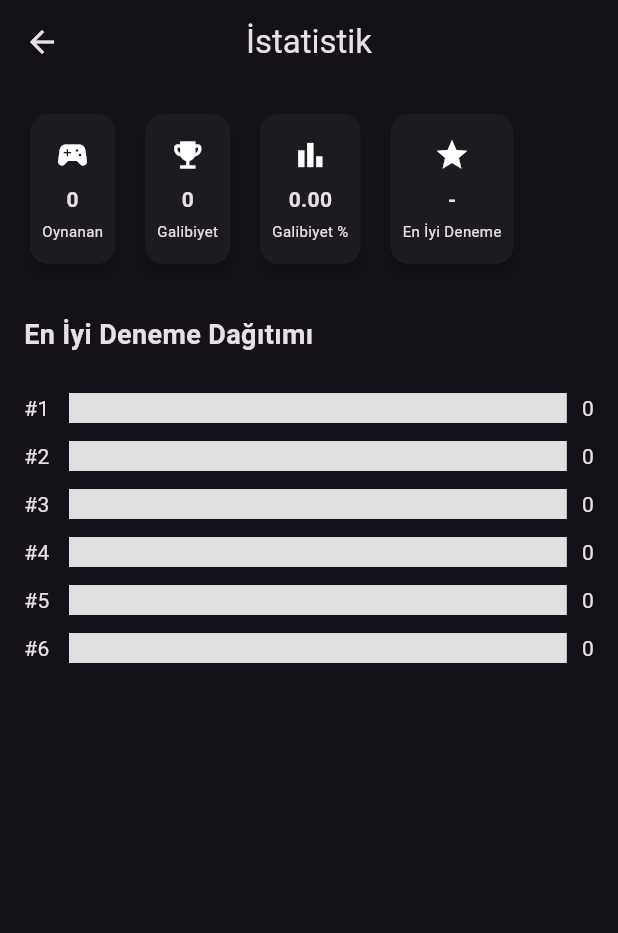
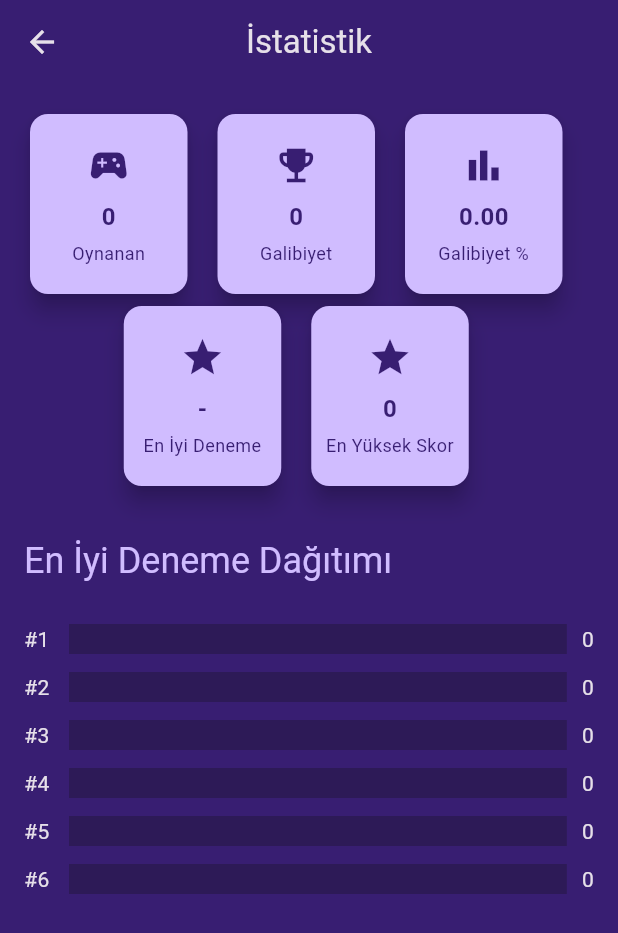
Before and after one commit to sryldrm/gorselProje, a Flutter app: the StatisticScreen screen opened directly, on a phone screen of 412 x 824 dp. Shown: the top 933 px of the screen. Run offline on Flutter 3.47's test engine with Material 3 defaults, Android fonts, the phone set to English and light mode, and no system bars; our stand-ins replace audioplayers, shared_preferences; accounts and stored records are empty.

Commit message:
Değişiklikler yapıldı

```diff
--- a/lib/home_page.dart
+++ b/lib/home_page.dart
@@ -47,7 +47,7 @@ class _HomePageState extends State<HomePage>
 
     return Scaffold(
       body: Container(
-        decoration: const BoxDecoration(
+        decoration: BoxDecoration(
           gradient: LinearGradient(
             colors: [Colors.black, Colors.deepPurple],
             begin: Alignment.topCenter,
--- a/lib/statistic_screen.dart
+++ b/lib/statistic_screen.dart
@@ -11,6 +11,7 @@ class _StatisticScreenState extends State<StatisticScreen> {
   int gamesPlayed = 0;
   int wins = 0;
   int bestTry = 0;
+  int highestScore = 0;
   List<int> tryDistribution = List.filled(6, 0);
 
   @override
@@ -25,6 +26,7 @@ class _StatisticScreenState extends State<StatisticScreen> {
       gamesPlayed = prefs.getInt('gamesPlayed') ?? 0;
       wins = prefs.getInt('wins') ?? 0;
       bestTry = prefs.getInt('bestTry') ?? 0;
+      highestScore = prefs.getInt('highestScore') ?? 0;
       tryDistribution = List.generate(
         6,
         (index) => prefs.getInt('try_$index') ?? 0,
@@ -37,11 +39,17 @@ class _StatisticScreenState extends State<StatisticScreen> {
 
   @override
   Widget build(BuildContext context) {
+    final theme = Theme.of(context);
+
     return Scaffold(
-      appBar: AppBar(title: Text('İstatistik'), centerTitle: true),
+      backgroundColor: theme.colorScheme.onPrimary,
+      appBar: AppBar(
+        title: Text('İstatistik'),
+        centerTitle: true,
+        backgroundColor: theme.colorScheme.onPrimary,
+      ),
       body: SafeArea(
         child: SingleChildScrollView(
-          child: Padding(
           padding: const EdgeInsets.all(16.0),
           child: Column(
             crossAxisAlignment: CrossAxisAlignment.start,
@@ -49,7 +57,10 @@ class _StatisticScreenState extends State<StatisticScreen> {
               // Stat kartları için yatay scroll
               SingleChildScrollView(
                 scrollDirection: Axis.horizontal,
-                  child: Row(
+                child: Column(
+                  children: [
+                    Row(
+                      mainAxisAlignment: MainAxisAlignment.spaceEvenly,
                       children: [
                         _buildStatCard(
                           'Oynanan',
@@ -68,19 +79,35 @@ class _StatisticScreenState extends State<StatisticScreen> {
                           winPercentage.toStringAsFixed(2),
                           Icons.bar_chart,
                         ),
+                      ],
+                    ),
                     SizedBox(width: 12),
+                    Row(
+                      mainAxisAlignment: MainAxisAlignment.spaceEvenly,
+                      children: [
                         _buildStatCard(
                           'En İyi Deneme',
                           bestTry != 0 ? '#$bestTry' : '-',
                           Icons.grade,
                         ),
+                        SizedBox(width: 12),
+                        _buildStatCard(
+                          'En Yüksek Skor',
+                          highestScore.toString(),
+                          Icons.star,
+                        ),
+                      ],
+                    ),
                   ],
                 ),
               ),
+
               SizedBox(height: 30),
               Text(
                 'En İyi Deneme Dağıtımı',
-                  style: TextStyle(fontSize: 18, fontWeight: FontWeight.bold),
+                style: theme.textTheme.headlineSmall?.copyWith(
+                  color: theme.colorScheme.primary,
+                ),
               ),
               SizedBox(height: 20),
               ...List.generate(tryDistribution.length, (index) {
@@ -97,9 +124,10 @@ class _StatisticScreenState extends State<StatisticScreen> {
                         child: LinearProgressIndicator(
                           value: percentage,
                           minHeight: 20,
-                            backgroundColor: Colors.grey.shade300,
+                          backgroundColor: theme.colorScheme.surface
+                              .withOpacity(0.3),
                           valueColor: AlwaysStoppedAnimation<Color>(
-                              Colors.green,
+                            theme.colorScheme.secondary,
                           ),
                         ),
                       ),
@@ -113,26 +141,41 @@ class _StatisticScreenState extends State<StatisticScreen> {
           ),
         ),
       ),
-      ),
     );
   }
 
   Widget _buildStatCard(String title, String value, IconData icon) {
+    final theme = Theme.of(context);
+
     return Card(
-      elevation: 4,
+      elevation: 6,
+      shape: RoundedRectangleBorder(borderRadius: BorderRadius.circular(12)),
+      color: theme.colorScheme.primary,
       child: Container(
-        height: 100,
-        padding: EdgeInsets.all(8),
+        height: 120,
+        width: 105,
+        padding: const EdgeInsets.all(8),
         child: Column(
           mainAxisAlignment: MainAxisAlignment.center,
+          crossAxisAlignment: CrossAxisAlignment.center,
           children: [
-            Icon(icon, size: 24),
+            Icon(icon, size: 30, color: theme.colorScheme.onPrimary),
             SizedBox(height: 8),
-            Text(value, style: TextStyle(fontWeight: FontWeight.bold)),
+            Text(
+              value,
+              style: TextStyle(
+                fontWeight: FontWeight.bold,
+                fontSize: 16,
+                color: theme.colorScheme.onPrimary,
+              ),
+            ),
             SizedBox(height: 4),
             Text(
               title,
-              style: TextStyle(fontSize: 10),
+              style: TextStyle(
+                fontSize: 12,
+                color: theme.colorScheme.onPrimary,
+              ),
               textAlign: TextAlign.center,
               overflow: TextOverflow.ellipsis,
               maxLines: 2,
--- a/lib/wordle_home_page.dart
+++ b/lib/wordle_home_page.dart
@@ -124,7 +124,7 @@ class _WordleHomePageState extends State<WordleHomePage> {
     });
   }
 
-  void checkGuess() {
+  Future<void> checkGuess() async {
     String guess = board[currentRow].join();
 
     if (!turkceKelimeler.contains(guess)) {
@@ -180,6 +180,11 @@ class _WordleHomePageState extends State<WordleHomePage> {
 
     if (guess == secretWord) {
       score += (maxAttempts - currentRow) * 10;
+      final prefs = await SharedPreferences.getInstance();
+      int storedHighScore = prefs.getInt('highestScore') ?? 0;
+      if (score > storedHighScore) {
+        await prefs.setInt('highestScore', score);
+      }
       //istatistikleri kaydet
       _updateStatistics(true);
       showEndDialog(true);
@@ -297,14 +302,15 @@ class _WordleHomePageState extends State<WordleHomePage> {
       } else if (key == 'ENTER') {
         if (currentCol == columns) {
           checkGuess();
-          currentCol = 0;
         } else {
-          ScaffoldMessenger.of(
-            context,
-          ).showSnackBar(SnackBar(content: Text("5 harf girilmedi!")));
+          ScaffoldMessenger.of(context)
+            ..hideCurrentSnackBar()
+            ..showSnackBar(
+              SnackBar(content: Text("Lütfen 5 harfli bir kelime girin.")),
+            );
         }
       } else {
-        if (currentCol < columns && currentRow < rows) {
+        if (currentCol < columns) {
           board[currentRow][currentCol] = key;
           currentCol++;
         }
```
Lines whose indentation alone changed are shown as unchanged.
